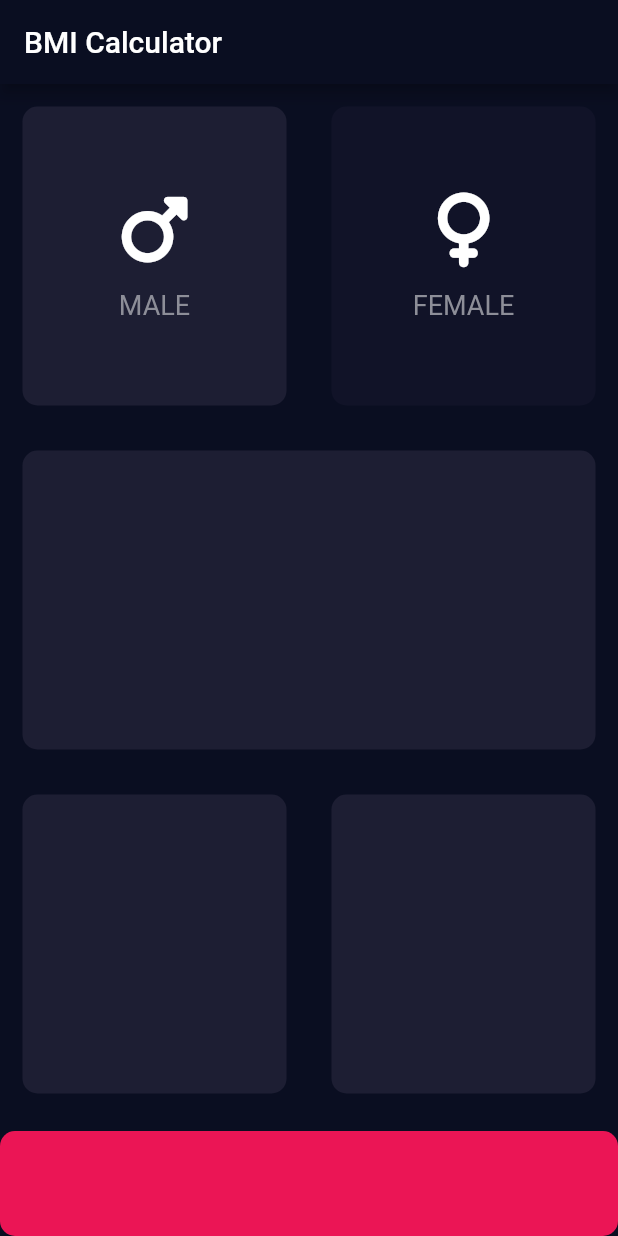
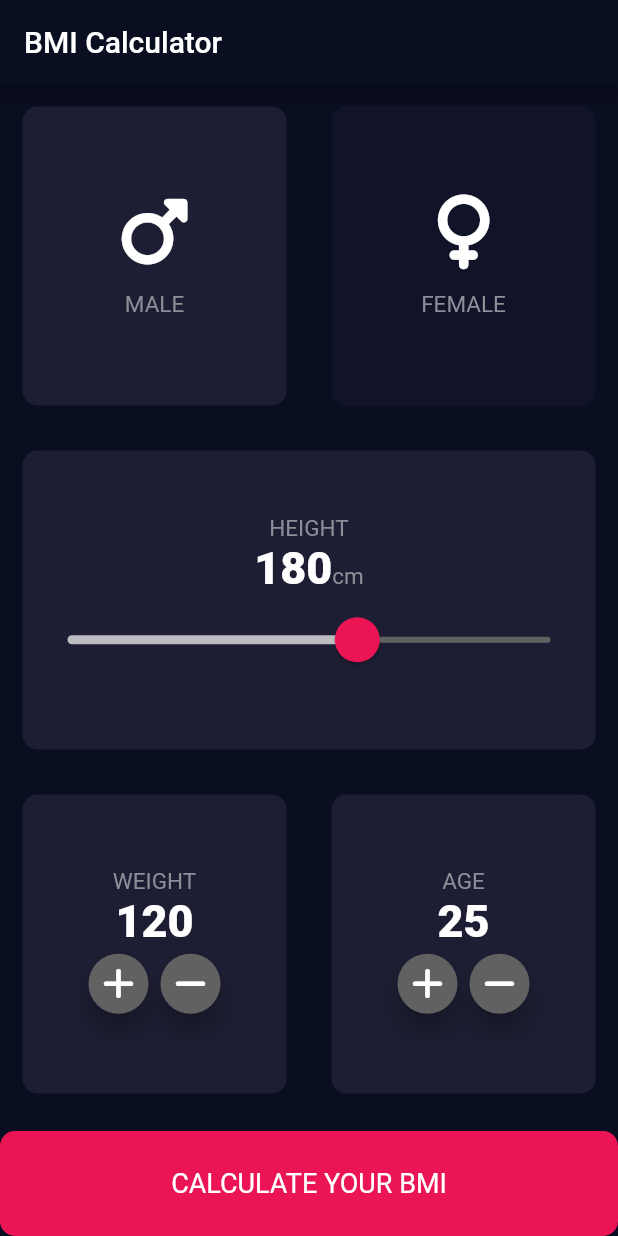
Before and after one commit to anisha-01-phoenix/BMI_Calculator, a Flutter app: the screen it shows after launch, after a tap on "MALE", on a phone screen of 412 x 824 dp. Run offline on Flutter 3.47's test engine with Material 2 defaults, Android fonts, the phone set to English and light mode, and no system bars; our stand-ins replace font_awesome_flutter.

Commit message:
Home Page Done

```diff
--- /dev/null
+++ b/lib/constants/constants.dart
@@ -0,0 +1,15 @@
+import 'package:flutter/material.dart';
+
+const bottomContainerHeight = 70.0;
+const cardColor = Color(0xFF1D1E33);
+const textColor = Color(0xFF8D8E98);
+const inactiveCardColor = Color(0xFF111328);
+const pinkShade = Color(0xFFEB1555);
+const bigText = TextStyle(
+  fontSize: 30.0,
+  fontWeight: FontWeight.w900,
+);
+const textStyle = TextStyle(
+  fontSize: 15.0,
+  color: textColor,
+);
--- a/lib/input_page.dart
+++ b/lib/input_page.dart
@@ -1,14 +1,15 @@
 import 'package:bmi_calculator/widgets/card_widget.dart';
 import 'package:bmi_calculator/widgets/reusable_card.dart';
+import 'package:bmi_calculator/widgets/round_icon_button.dart';
 import 'package:flutter/material.dart';
 import 'package:font_awesome_flutter/font_awesome_flutter.dart';
 
+import 'constants/constants.dart';
 import 'enum/gender.dart';
 
-const bottomContainerHeight = 70.0;
-const cardColor = Color(0xFF1D1E33);
-const textColor=Color(0xFF8D8E98);
-const inactiveCardColor=Color(0xFF111328);
+int height = 180;
+int weight = 120;
+int age = 25;
 
 class InputPage extends StatefulWidget {
   const InputPage({Key? key}) : super(key: key);
@@ -18,14 +19,18 @@ class InputPage extends StatefulWidget {
 }
 
 class _InputPageState extends State<InputPage> {
+  Color maleCardColor = inactiveCardColor;
+  Color femaleCardColor = inactiveCardColor;
 
-  Color maleCardColor=inactiveCardColor;
-  Color femaleCardColor=inactiveCardColor;
-
-  void updateColor(Gender gender)
-  {
-    maleCardColor=(gender==Gender.MALE && maleCardColor==inactiveCardColor)?cardColor:inactiveCardColor;
-    femaleCardColor=(gender==Gender.FEMALE && femaleCardColor==inactiveCardColor)?cardColor:inactiveCardColor;
+  void updateColor(Gender gender) {
+    maleCardColor =
+        (gender == Gender.MALE && maleCardColor == inactiveCardColor)
+            ? cardColor
+            : inactiveCardColor;
+    femaleCardColor =
+        (gender == Gender.FEMALE && femaleCardColor == inactiveCardColor)
+            ? cardColor
+            : inactiveCardColor;
   }
 
   @override
@@ -36,6 +41,7 @@ class _InputPageState extends State<InputPage> {
           title: const Text('BMI Calculator'),
         ),
         body: Column(
+          crossAxisAlignment: CrossAxisAlignment.stretch,
           children: [
             Expanded(
               child: Row(
@@ -43,9 +49,9 @@ class _InputPageState extends State<InputPage> {
                   Expanded(
                     child: GestureDetector(
                       onTap: () {
-                          setState(() {
-                            updateColor(Gender.MALE);
-                          });
+                        setState(() {
+                          updateColor(Gender.MALE);
+                        });
                       },
                       child: ReusableCard(
                         colour: maleCardColor,
@@ -78,7 +84,51 @@ class _InputPageState extends State<InputPage> {
             Expanded(
               child: ReusableCard(
                 colour: cardColor,
-                cardChild: Container(),
+                cardChild: Column(
+                  mainAxisAlignment: MainAxisAlignment.center,
+                  children: [
+                    Text(
+                      'HEIGHT',
+                      style: textStyle,
+                    ),
+                    Row(
+                      crossAxisAlignment: CrossAxisAlignment.baseline,
+                      textBaseline: TextBaseline.alphabetic,
+                      mainAxisAlignment: MainAxisAlignment.center,
+                      children: [
+                        Text(
+                          height.toString(),
+                          style: bigText,
+                        ),
+                        Text(
+                          'cm',
+                          style: textStyle,
+                        ),
+                      ],
+                    ),
+                    SliderTheme(
+                      data: SliderTheme.of(context).copyWith(
+                        activeTrackColor: Colors.white70,
+                        thumbColor: pinkShade,
+                        thumbShape:
+                            RoundSliderThumbShape(enabledThumbRadius: 15.0),
+                        overlayShape:
+                            RoundSliderOverlayShape(overlayRadius: 30.0),
+                      ),
+                      child: Slider(
+                        value: height.toDouble(),
+                        inactiveColor: Colors.grey.shade700,
+                        min: 120.0,
+                        max: 220.0,
+                        onChanged: (double newValue) {
+                          setState(() {
+                            height = newValue.round();
+                          });
+                        },
+                      ),
+                    ),
+                  ],
+                ),
               ),
             ),
             Expanded(
@@ -87,22 +137,96 @@ class _InputPageState extends State<InputPage> {
                   Expanded(
                     child: ReusableCard(
                       colour: cardColor,
-                      cardChild: Container(),
+                      cardChild: Column(
+                        mainAxisAlignment: MainAxisAlignment.center,
+                        children: [
+                          Text(
+                            'WEIGHT',
+                            style: textStyle,
+                          ),
+                          Text(
+                            weight.toString(),
+                            style: bigText,
+                          ),
+                          Row(
+                            mainAxisAlignment: MainAxisAlignment.center,
+                            children: [
+                              RoundIconButton(
+                                doFunction: () {
+                                  setState(() {
+                                    weight++;
+                                  });
+                                },
+                                icon: FontAwesomeIcons.add,
+                              ),
+                              RoundIconButton(
+                                doFunction: () {
+                                  setState(() {
+                                    weight--;
+                                  });
+                                },
+                                icon: FontAwesomeIcons.minus,
+                              ),
+                            ],
+                          )
+                        ],
+                      ),
                     ),
                   ),
                   Expanded(
                     child: ReusableCard(
                       colour: cardColor,
-                      cardChild: Container(),
+                      cardChild: Column(
+                        mainAxisAlignment: MainAxisAlignment.center,
+                        children: [
+                          Text(
+                            'AGE',
+                            style: textStyle,
+                          ),
+                          Text(
+                            age.toString(),
+                            style: bigText,
+                          ),
+                          Row(
+                            mainAxisAlignment: MainAxisAlignment.center,
+                            children: [
+                              RoundIconButton(
+                                doFunction: () {
+                                  setState(() {
+                                    age++;
+                                  });
+                                },
+                                icon: FontAwesomeIcons.add,
+                              ),
+                              RoundIconButton(
+                                doFunction: () {
+                                  setState(() {
+                                    age--;
+                                  });
+                                },
+                                icon: FontAwesomeIcons.minus,
+                              ),
+                            ],
+                          )
+                        ],
+                      ),
                     ),
                   ),
                 ],
               ),
             ),
             Container(
+              alignment: Alignment.center,
+              child: Text(
+                'CALCULATE YOUR BMI',
+                style: TextStyle(
+                  fontSize: 18.0,
+                  color: Colors.white,
+                ),
+              ),
               margin: EdgeInsets.only(top: 10.0),
               decoration: BoxDecoration(
-                color: Color(0xFFEB1555),
+                color: pinkShade,
                 borderRadius: BorderRadius.circular(10.0),
               ),
               width: double.infinity,
--- a/lib/widgets/card_widget.dart
+++ b/lib/widgets/card_widget.dart
@@ -1,6 +1,6 @@
 import 'package:flutter/cupertino.dart';
 
-import '../input_page.dart';
+import '../constants/constants.dart';
 
 class CardWidget extends StatelessWidget {
   final IconData cardIcon;
@@ -21,10 +21,7 @@ class CardWidget extends StatelessWidget {
         ),
         Text(
           displayText,
-          style: TextStyle(
-            fontSize: 18.0,
-            color: textColor,
-          ),
+          style: textStyle,
         ),
       ],
     );
--- /dev/null
+++ b/lib/widgets/round_icon_button.dart
@@ -0,0 +1,23 @@
+import 'package:flutter/material.dart';
+
+class RoundIconButton extends StatelessWidget {
+  final IconData icon;
+  final void Function() doFunction;
+
+  RoundIconButton({required this.icon, required this.doFunction});
+
+  @override
+  Widget build(BuildContext context) {
+    return RawMaterialButton(
+      onPressed: doFunction,
+      elevation: 6.0,
+      constraints: BoxConstraints.tightFor(
+        width: 40.0,
+        height: 40.0,
+      ),
+      shape: CircleBorder(),
+      fillColor: Colors.grey.shade700,
+      child: Icon(icon),
+    );
+  }
+}
```
